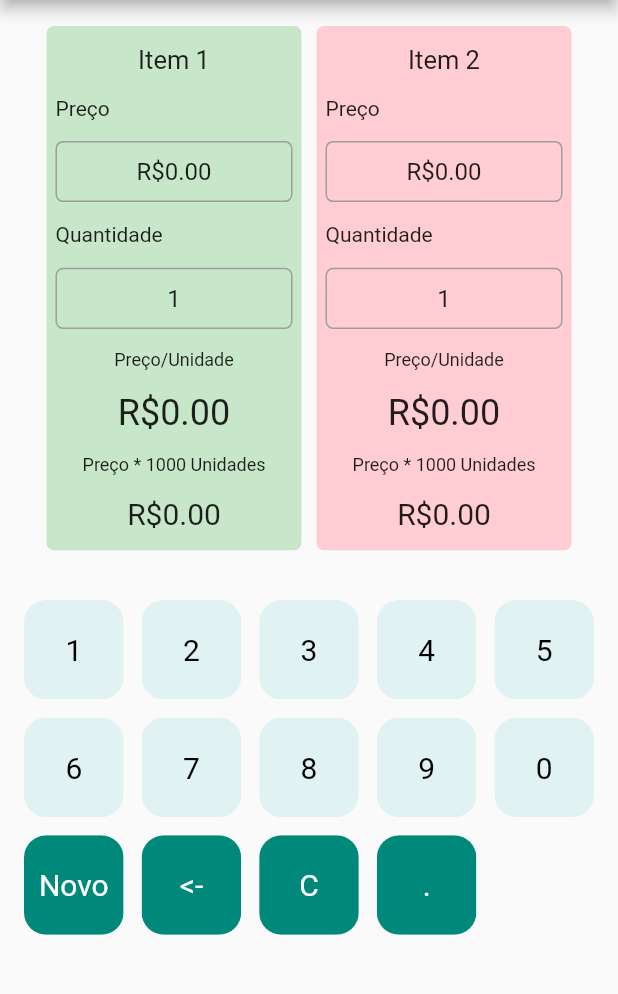
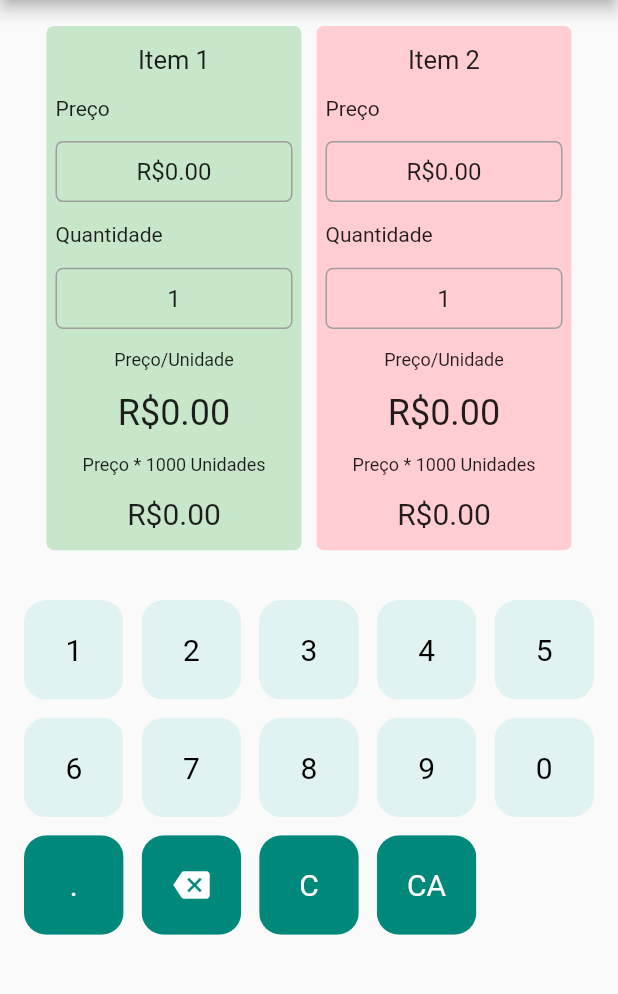
Before and after one commit to yamadathamine/compara_precos, a Flutter app: the screen it shows after launch, after a tap on an icon or button, on a phone screen of 412 x 824 dp, the part 84-1078 px from its top. Run offline on Flutter 3.47's test engine with Material 2 defaults, Android fonts, the phone set to English and light mode, and no system bars; our stand-ins replace flutter_masked_text.

Commit message:
Criando um botao com icone e trocando o Limpar para CA

```diff
--- a/lib/buttons.dart
+++ b/lib/buttons.dart
@@ -29,3 +29,33 @@ class MyButton extends StatelessWidget {
         ));
   }
 }
+
+class MyIconButton extends StatelessWidget {
+  final color;
+  final iconColor;
+  final icon;
+  final buttonTapped;
+
+  MyIconButton({this.color, this.iconColor, this.icon, this.buttonTapped});
+
+  @override
+  Widget build(BuildContext context) {
+    return GestureDetector(
+        onTap: buttonTapped,
+        child: Padding(
+          padding: const EdgeInsets.all(6.0),
+          child: ClipRRect(
+            borderRadius: BorderRadius.circular(15),
+            child: Container(
+              color: color,
+              child: Center(
+                child: Icon(
+                  icon,
+                  color: iconColor,
+                ),
+              ),
+            ),
+          ),
+        ));
+  }
+}
--- a/lib/main.dart
+++ b/lib/main.dart
@@ -42,7 +42,7 @@ class _MyHomePageState extends State<MyHomePage> {
   String item1PriceCalc1000 = 'R\$0.00';
   String item2PriceCalc1000 = 'R\$0.00';
   Color statusItem1 = Colors.transparent;
-  Color statusItem2= Colors.transparent;
+  Color statusItem2 = Colors.transparent;
   Color buttonColor1 = Colors.teal[600];
   Color buttonTextColor1 = Colors.white;
   Color buttonColor2 = Colors.teal[50];
@@ -60,10 +60,10 @@ class _MyHomePageState extends State<MyHomePage> {
     '8',
     '9',
     '0',
-    'Novo',
+    '.',
     '<-',
     'C',
-    '.',
+    'CA',
   ];
 
   String formataDinheiro(String valor) {
@@ -78,6 +78,41 @@ class _MyHomePageState extends State<MyHomePage> {
   Widget build(BuildContext context) {
     item1PriceFormated = formataDinheiro(item1Price);
     item2PriceFormated = formataDinheiro(item2Price);
+
+    Widget buttonSection = Expanded(
+      flex: 1,
+      child: _buildDigitColumn(),
+    );
+
+    Widget itemSection = Expanded(
+        flex: 1,
+        child: Container(
+          padding: const EdgeInsets.all(6.0),
+          child: Row(
+            mainAxisAlignment: MainAxisAlignment.center,
+            children: [
+              _buildItemColumn('Item 1', item1PriceFormated, item1Quantity, 1,
+                  item1PriceCalc, statusItem1, item1PriceCalc1000),
+              _buildItemColumn('Item 2', item2PriceFormated, item2Quantity, 3,
+                  item2PriceCalc, statusItem2, item2PriceCalc1000),
+            ],
+          ),
+        ));
+
+    return Scaffold(
+      appBar: AppBar(
+        title: Text(widget.title),
+      ),
+      body: Column(
+        mainAxisSize: MainAxisSize.max,
+        mainAxisAlignment: MainAxisAlignment.start,
+        children: <Widget>[
+          itemSection,
+          buttonSection,
+        ],
+      ),
+    );
+  }
 
   void calculaPrecoUnidade() {
     double _quantity;
@@ -99,11 +134,10 @@ class _MyHomePageState extends State<MyHomePage> {
     _result2 = double.parse(item2Price) / _quantity;
     item2PriceCalc = formataDinheiro(_result2.toString());
     item2PriceCalc1000 = formataDinheiro((_result2 * 1000).toString());
-      if(_result1 > _result2) {
+    if (_result1 > _result2) {
       statusItem1 = Colors.red[100];
       statusItem2 = Colors.green[100];
-      }
-      else{
+    } else {
       statusItem2 = Colors.red[100];
       statusItem1 = Colors.green[100];
     }
@@ -133,16 +167,15 @@ class _MyHomePageState extends State<MyHomePage> {
     return precoAtual;
   }
 
-    Widget buttonSection = Expanded(
-      flex: 1,
-      child: Container(
+  Container _buildDigitColumn() {
+    return Container(
         padding: EdgeInsets.all(10),
         child: GridView.builder(
           itemCount: buttons.length,
           gridDelegate:
               SliverGridDelegateWithFixedCrossAxisCount(crossAxisCount: 5),
           itemBuilder: (BuildContext context, int index) {
-          if (index == 10) {
+            if (index == 13) {
               return MyButton(
                 buttonTapped: () {
                   setState(() {
@@ -161,7 +194,7 @@ class _MyHomePageState extends State<MyHomePage> {
                 textColor: buttonTextColor1,
                 buttonText: buttons[index],
               );
-          } else if (index == 13) {
+            } else if (index == 10) {
               //ponto
               return MyButton(
                 buttonTapped: () {
@@ -189,7 +222,7 @@ class _MyHomePageState extends State<MyHomePage> {
                 buttonText: buttons[index],
               );
             } else if (index == 11) {
-            return MyButton(
+              return MyIconButton(
                 buttonTapped: () {
                   setState(() {
                     if (itemSelecionado == 1) {
@@ -207,8 +240,8 @@ class _MyHomePageState extends State<MyHomePage> {
                   });
                 },
                 color: buttonColor1,
-              textColor: buttonTextColor1,
-              buttonText: buttons[index],
+                iconColor: buttonTextColor1,
+                icon: Icons.backspace,
               );
             } else if (index == 12) {
               return MyButton(
@@ -258,41 +291,17 @@ class _MyHomePageState extends State<MyHomePage> {
               );
             }
           },
-      )),
-    );
-
-    Widget itemSection = Expanded(
-        flex: 1,
-        child: Container(
-          padding: const EdgeInsets.all(6.0),
-          child: Row(
-            mainAxisAlignment: MainAxisAlignment.center,
-            children: [
-              _buildItemColumn('Item 1', item1PriceFormated, item1Quantity, 1,
-                  item1PriceCalc, statusItem1, item1PriceCalc1000),
-              _buildItemColumn('Item 2', item2PriceFormated, item2Quantity, 3,
-                  item2PriceCalc, statusItem2, item2PriceCalc1000),
-            ],
-          ),
         ));
-
-    return Scaffold(
-      appBar: AppBar(
-        title: Text(widget.title),
-      ),
-      body:  Column(
-          mainAxisSize: MainAxisSize.max,
-          mainAxisAlignment: MainAxisAlignment.start,
-          children: <Widget>[
-            itemSection,
-            buttonSection,
-          ],
-      ),
-    );
   }
 
-  Container _buildItemColumn(String label, String price, String quantity,
-      int indice, String priceQuantity, Color statusItem, String priceQuantity1000) {
+  Container _buildItemColumn(
+      String label,
+      String price,
+      String quantity,
+      int indice,
+      String priceQuantity,
+      Color statusItem,
+      String priceQuantity1000) {
     return Container(
       decoration: BoxDecoration(
         border: Border.all(color: statusItem),
@@ -302,7 +311,7 @@ class _MyHomePageState extends State<MyHomePage> {
       margin: EdgeInsets.only(left: 5, right: 5),
       padding: EdgeInsets.all(5),
       constraints: BoxConstraints.expand(
-        height: Theme.of(context).textTheme.headline3.fontSize * 1.1 +300.0,
+        height: Theme.of(context).textTheme.headline3.fontSize * 1.1 + 300.0,
         width: 170,
       ),
       child: Column(
@@ -336,17 +345,21 @@ class _MyHomePageState extends State<MyHomePage> {
               child: Container(
                 alignment: Alignment.center,
                 decoration: BoxDecoration(
-                  border: Border.all(color: itemSelecionado == indice
-                      ? Colors.blue
-                      : Colors.grey,
-                      width: itemSelecionado == indice? 2 : 1),
+                  border: Border.all(
+                      color:
+                          itemSelecionado == indice ? Colors.blue : Colors.grey,
+                      width: itemSelecionado == indice ? 2 : 1),
                   borderRadius: BorderRadius.circular(5),
                 ),
                 constraints: BoxConstraints.expand(
                   height: Theme.of(context).textTheme.headline4.fontSize * 1.2,
                 ),
                 padding: EdgeInsets.all(10),
-                child: Text(price, style: TextStyle(fontSize: Theme.of(context).textTheme.subtitle1.fontSize),),
+                child: Text(
+                  price,
+                  style: TextStyle(
+                      fontSize: Theme.of(context).textTheme.subtitle1.fontSize),
+                ),
               ),
             ),
             Container(
@@ -370,10 +383,11 @@ class _MyHomePageState extends State<MyHomePage> {
                 child: Container(
                   alignment: Alignment.center,
                   decoration: BoxDecoration(
-                    border: Border.all(color: itemSelecionado == indice + 1
+                    border: Border.all(
+                        color: itemSelecionado == indice + 1
                             ? Colors.blue
                             : Colors.grey,
-                        width: itemSelecionado == indice + 1? 2 : 1),
+                        width: itemSelecionado == indice + 1 ? 2 : 1),
                     borderRadius: BorderRadius.circular(5),
                   ),
                   constraints: BoxConstraints.expand(
@@ -381,7 +395,12 @@ class _MyHomePageState extends State<MyHomePage> {
                         Theme.of(context).textTheme.headline4.fontSize * 1.2,
                   ),
                   padding: EdgeInsets.all(10),
-                  child: Text(quantity, style: TextStyle(fontSize: Theme.of(context).textTheme.subtitle1.fontSize),),
+                  child: Text(
+                    quantity,
+                    style: TextStyle(
+                        fontSize:
+                            Theme.of(context).textTheme.subtitle1.fontSize),
+                  ),
                 )),
             Text(
               "Preço/Unidade",
```
Lines whose indentation alone changed are shown as unchanged.
